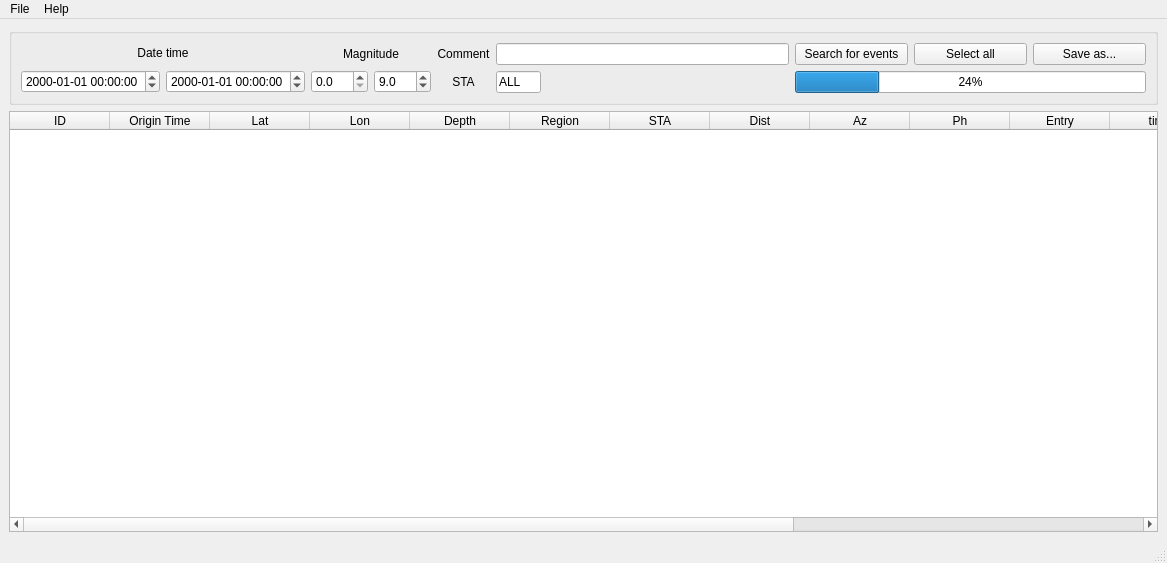
First picture: the form in ui/main_window.ui, repository a7exd/getquakes, before the edit.
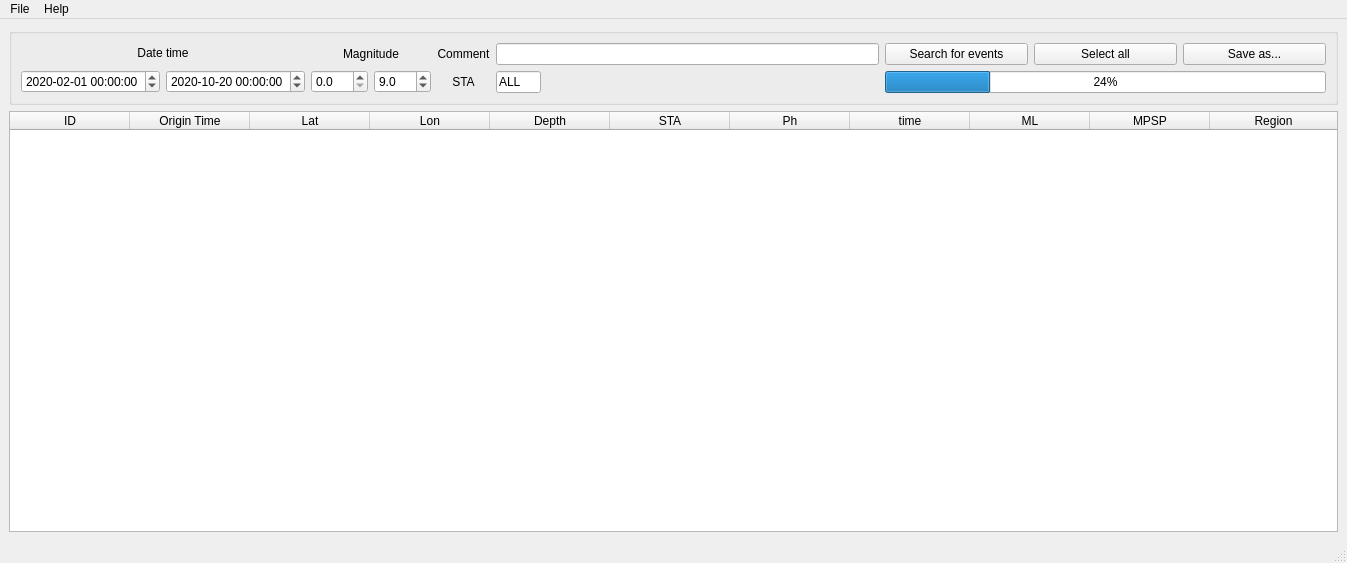
Second picture: the form after the edit. Icons and pictures are not drawn.

Commit message: increase window size, del some columns from the table

Diff of the .ui file:
```diff
--- a/ui/main_window.ui
+++ b/ui/main_window.ui
@@ -7,10 +7,16 @@
    <rect>
     <x>0</x>
     <y>0</y>
-    <width>1167</width>
+    <width>1347</width>
     <height>563</height>
    </rect>
   </property>
+  <property name="sizePolicy">
+   <sizepolicy hsizetype="Expanding" vsizetype="Expanding">
+    <horstretch>0</horstretch>
+    <verstretch>0</verstretch>
+   </sizepolicy>
+  </property>
   <property name="windowTitle">
    <string>getquakes</string>
   </property>
@@ -51,6 +57,13 @@
                    <height>16777215</height>
                   </size>
                  </property>
+                 <property name="date">
+                  <date>
+                   <year>2020</year>
+                   <month>2</month>
+                   <day>1</day>
+                  </date>
+                 </property>
                  <property name="time">
                   <time>
                    <hour>0</hour>
@@ -84,6 +97,13 @@
                    <height>16777215</height>
                   </size>
                  </property>
+                 <property name="date">
+                  <date>
+                   <year>2020</year>
+                   <month>10</month>
+                   <day>20</day>
+                  </date>
+                 </property>
                  <property name="time">
                   <time>
                    <hour>0</hour>
@@ -263,104 +283,136 @@
        <widget class="QTableWidget" name="tableWidget">
         <property name="sizePolicy">
          <sizepolicy hsizetype="Expanding" vsizetype="Expanding">
-          <horstretch>0</horstretch>
+          <horstretch>5</horstretch>
           <verstretch>0</verstretch>
          </sizepolicy>
         </property>
+        <property name="minimumSize">
+         <size>
+          <width>150</width>
+          <height>0</height>
+         </size>
+        </property>
         <property name="baseSize">
          <size>
           <width>0</width>
           <height>0</height>
          </size>
         </property>
+        <property name="sizeAdjustPolicy">
+         <enum>QAbstractScrollArea::AdjustToContentsOnFirstShow</enum>
+        </property>
+        <property name="sortingEnabled">
+         <bool>true</bool>
+        </property>
         <attribute name="horizontalHeaderCascadingSectionResizes">
          <bool>true</bool>
         </attribute>
+        <attribute name="horizontalHeaderMinimumSectionSize">
+         <number>50</number>
+        </attribute>
+        <attribute name="horizontalHeaderDefaultSectionSize">
+         <number>120</number>
+        </attribute>
         <attribute name="horizontalHeaderShowSortIndicator" stdset="0">
          <bool>true</bool>
         </attribute>
         <attribute name="horizontalHeaderStretchLastSection">
          <bool>true</bool>
         </attribute>
+        <attribute name="verticalHeaderCascadingSectionResizes">
+         <bool>false</bool>
+        </attribute>
+        <attribute name="verticalHeaderShowSortIndicator" stdset="0">
+         <bool>false</bool>
+        </attribute>
         <column>
          <property name="text">
           <string>ID</string>
          </property>
+         <property name="textAlignment">
+          <set>AlignCenter</set>
+         </property>
         </column>
         <column>
          <property name="text">
           <string>Origin Time</string>
          </property>
+         <property name="textAlignment">
+          <set>AlignCenter</set>
+         </property>
         </column>
         <column>
          <property name="text">
           <string>Lat</string>
          </property>
+         <property name="textAlignment">
+          <set>AlignCenter</set>
+         </property>
         </column>
         <column>
          <property name="text">
           <string>Lon</string>
          </property>
+         <property name="textAlignment">
+          <set>AlignCenter</set>
+         </property>
         </column>
         <column>
          <property name="text">
           <string>Depth</string>
          </property>
-        </column>
-        <column>
-         <property name="text">
-          <string>Region</string>
+         <property name="textAlignment">
+          <set>AlignCenter</set>
          </property>
         </column>
         <column>
          <property name="text">
           <string>STA</string>
          </property>
-        </column>
-        <column>
-         <property name="text">
-          <string>Dist</string>
-         </property>
-        </column>
-        <column>
-         <property name="text">
-          <string>Az</string>
+         <property name="textAlignment">
+          <set>AlignCenter</set>
          </property>
         </column>
         <column>
          <property name="text">
           <string>Ph</string>
          </property>
-        </column>
-        <column>
-         <property name="text">
-          <string>Entry</string>
+         <property name="textAlignment">
+          <set>AlignCenter</set>
          </property>
         </column>
         <column>
          <property name="text">
           <string>time</string>
          </property>
-        </column>
-        <column>
-         <property name="text">
-          <string>Amp</string>
-         </property>
-        </column>
-        <column>
-         <property name="text">
-          <string>T</string>
+         <property name="textAlignment">
+          <set>AlignCenter</set>
          </property>
         </column>
         <column>
          <property name="text">
           <string>ML</string>
          </property>
+         <property name="textAlignment">
+          <set>AlignCenter</set>
+         </property>
         </column>
         <column>
          <property name="text">
           <string>MPSP</string>
          </property>
+         <property name="textAlignment">
+          <set>AlignCenter</set>
+         </property>
+        </column>
+        <column>
+         <property name="text">
+          <string>Region</string>
+         </property>
+         <property name="textAlignment">
+          <set>AlignCenter</set>
+         </property>
         </column>
        </widget>
       </item>
@@ -373,7 +425,7 @@
     <rect>
      <x>0</x>
      <y>0</y>
-     <width>1167</width>
+     <width>1347</width>
      <height>30</height>
     </rect>
    </property>
```
Left out of the diff: 4 changed lines with no effect on the pictures. The commit also changes 1 other file.
